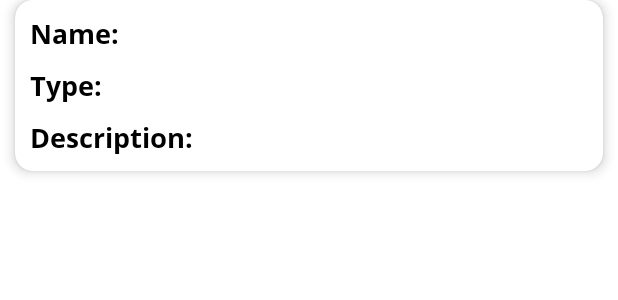
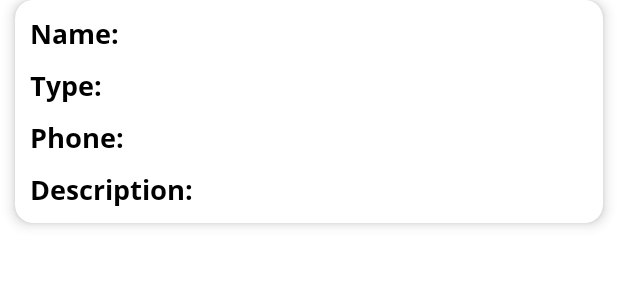
Before and after one commit to Prajju2000/HungerFree, an Android app: the layout singlerow.xml on its own in the app's theme, with its tools: preview values and no code run, on a phone screen of 412 x 824 dp. Shown: the top 300 px of the screen. Run offline under Robolectric (Android 15) with nearby library versions, the phone set to English and light mode, and no system bars.

Commit message:
phone no. displayed in history

```diff
--- a/app/src/main/java/com/example/aahaarapp/myadapter.java
+++ b/app/src/main/java/com/example/aahaarapp/myadapter.java
@@ -35,7 +35,8 @@ public class myadapter extends RecyclerView.Adapter<myadapter.myviewholder>
     @Override
     public void onBindViewHolder(@NonNull myviewholder holder, int position) {
         holder.tname.setText(datalist.get(position).getName());
-        holder.ttype.setText(datalist.get(position).getType());
+       holder.tphone.setText(datalist.get(position).getPhone());
+        //holder.ttype.setText(datalist.get(position).getType());
         holder.tdescription.setText(datalist.get(position).getDescription());
     }
 
@@ -51,10 +52,11 @@ public class myadapter extends RecyclerView.Adapter<myadapter.myviewholder>
 
     class myviewholder extends RecyclerView.ViewHolder
     {
-        TextView tname,ttype,tdescription;
+        TextView tname,tphone,ttype,tdescription;
         public myviewholder(@NonNull View itemView) {
             super(itemView);
             tname = itemView.findViewById(R.id.name);
+            tphone = itemView.findViewById(R.id.phone);
             ttype = itemView.findViewById(R.id.type);
             tdescription = itemView.findViewById(R.id.description);
         }
--- a/app/src/main/res/layout/singlerow.xml
+++ b/app/src/main/res/layout/singlerow.xml
@@ -70,6 +70,31 @@
                 android:textColor="@color/white"
                 android:textSize="18sp" />
         </LinearLayout>
+        <LinearLayout
+            android:layout_width="match_parent"
+            android:layout_height="wrap_content">
+
+            <TextView
+                android:layout_width="wrap_content"
+                android:layout_height="wrap_content"
+                android:layout_marginLeft="10dp"
+                android:layout_marginRight="10dp"
+                android:layout_marginBottom="10dp"
+                android:fontFamily="@font/opensans"
+                android:text="Phone:"
+                android:textColor="@color/white"
+                android:textSize="18sp" />
+
+            <TextView
+                android:id="@+id/phone"
+                android:layout_width="wrap_content"
+                android:layout_height="wrap_content"
+                android:layout_marginRight="10dp"
+                android:layout_marginBottom="10dp"
+                android:fontFamily="@font/opensans_light"
+                android:textColor="@color/white"
+                android:textSize="18sp" />
+        </LinearLayout>
 
         <LinearLayout
             android:layout_width="match_parent"
```
Also changed, not shown: app/src/main/java/com/example/aahaarapp/History.java (+9 -8 lines), app/src/main/java/com/example/aahaarapp/model.java (+9 -2 lines).
